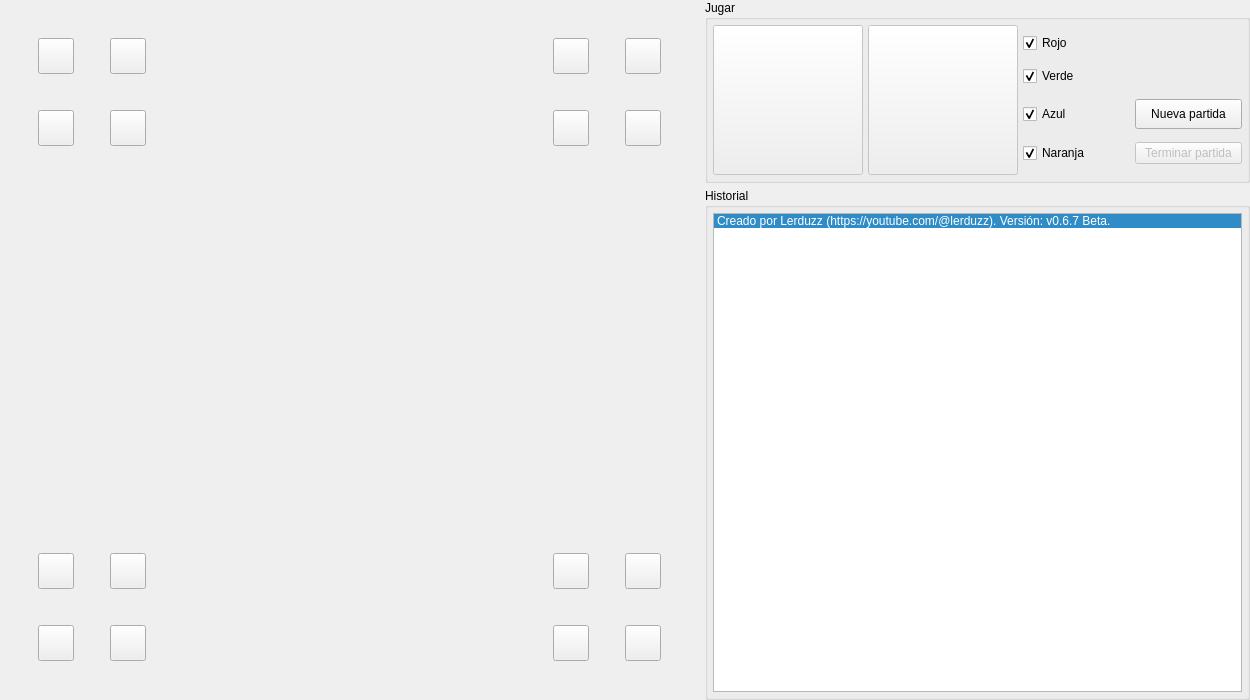
Qt form parchis.ui (Lerduzz/Lerchis) before a commit.
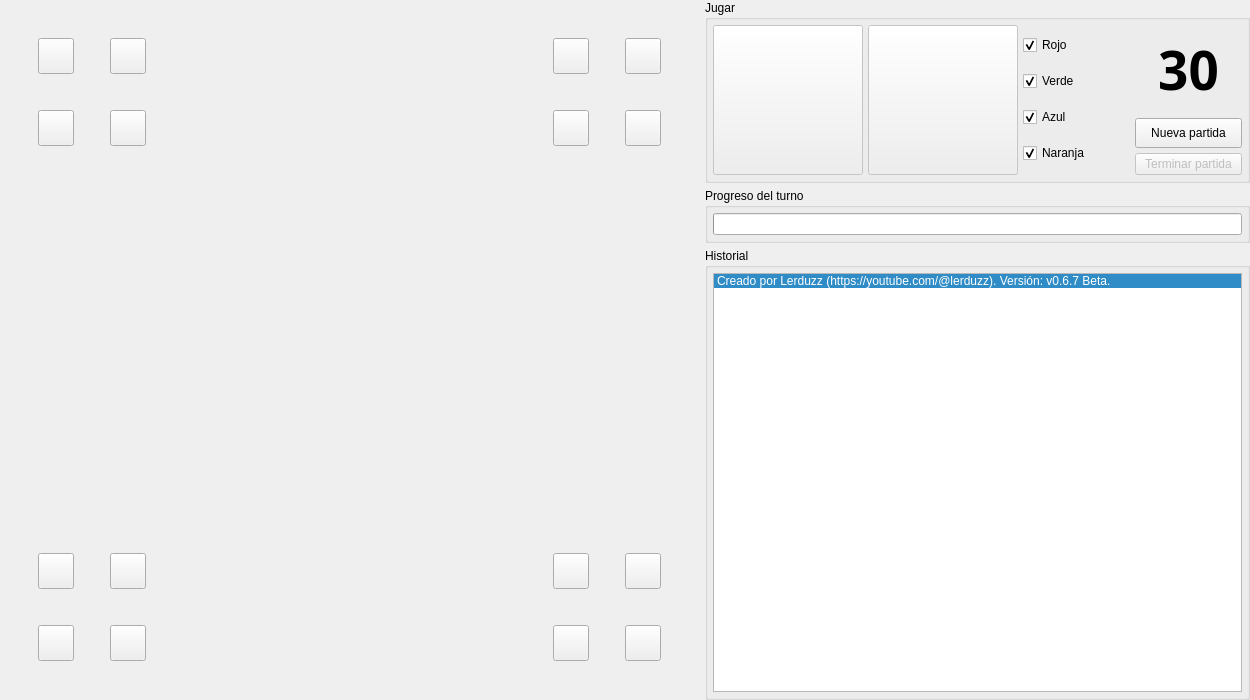
The same form after that commit. Icons and pictures are not drawn.

Commit message: Tiempo restante para los turnos.

The edit to the form file:
```diff
--- a/parchis.ui
+++ b/parchis.ui
@@ -430,7 +430,10 @@
          <property name="title">
           <string>Jugar</string>
          </property>
-         <layout class="QGridLayout" name="layoutJugar">
+         <layout class="QHBoxLayout" name="layoutJugar">
+          <property name="spacing">
+           <number>5</number>
+          </property>
           <property name="leftMargin">
            <number>5</number>
           </property>
@@ -443,10 +446,7 @@
           <property name="bottomMargin">
            <number>5</number>
           </property>
-          <property name="spacing">
-           <number>5</number>
-          </property>
-          <item row="0" column="0">
+          <item>
            <widget class="QToolButton" name="dado1">
             <property name="enabled">
              <bool>false</bool>
@@ -471,7 +471,7 @@
             </property>
            </widget>
           </item>
-          <item row="0" column="1">
+          <item>
            <widget class="QToolButton" name="dado2">
             <property name="enabled">
              <bool>false</bool>
@@ -496,9 +496,9 @@
             </property>
            </widget>
           </item>
-          <item row="0" column="2">
+          <item>
            <widget class="QWidget" name="cajaPartida" native="true">
-            <layout class="QGridLayout" name="layoutPartida">
+            <layout class="QVBoxLayout" name="layoutColores">
              <property name="leftMargin">
               <number>0</number>
              </property>
@@ -511,10 +511,7 @@
              <property name="bottomMargin">
               <number>0</number>
              </property>
-             <property name="spacing">
-              <number>5</number>
-             </property>
-             <item row="0" column="0">
+             <item>
               <widget class="QCheckBox" name="checkPlayer0">
                <property name="text">
                 <string>Rojo</string>
@@ -528,7 +525,88 @@
                </property>
               </widget>
              </item>
-             <item row="2" column="1">
+             <item>
+              <widget class="QCheckBox" name="checkPlayer1">
+               <property name="text">
+                <string>Verde</string>
+               </property>
+               <property name="icon">
+                <iconset resource="parchis.qrc">
+                 <normaloff>:/fichas/ficha1.png</normaloff>:/fichas/ficha1.png</iconset>
+               </property>
+               <property name="checked">
+                <bool>true</bool>
+               </property>
+              </widget>
+             </item>
+             <item>
+              <widget class="QCheckBox" name="checkPlayer2">
+               <property name="text">
+                <string>Azul</string>
+               </property>
+               <property name="icon">
+                <iconset resource="parchis.qrc">
+                 <normaloff>:/fichas/ficha2.png</normaloff>:/fichas/ficha2.png</iconset>
+               </property>
+               <property name="checked">
+                <bool>true</bool>
+               </property>
+              </widget>
+             </item>
+             <item>
+              <widget class="QCheckBox" name="checkPlayer3">
+               <property name="text">
+                <string>Naranja</string>
+               </property>
+               <property name="icon">
+                <iconset resource="parchis.qrc">
+                 <normaloff>:/fichas/ficha3.png</normaloff>:/fichas/ficha3.png</iconset>
+               </property>
+               <property name="checked">
+                <bool>true</bool>
+               </property>
+              </widget>
+             </item>
+            </layout>
+           </widget>
+          </item>
+          <item>
+           <widget class="QWidget" name="cajaBotones" native="true">
+            <layout class="QVBoxLayout" name="layoutBotones">
+             <property name="spacing">
+              <number>5</number>
+             </property>
+             <property name="leftMargin">
+              <number>0</number>
+             </property>
+             <property name="topMargin">
+              <number>0</number>
+             </property>
+             <property name="rightMargin">
+              <number>0</number>
+             </property>
+             <property name="bottomMargin">
+              <number>0</number>
+             </property>
+             <item>
+              <widget class="QLabel" name="lblTiempo">
+               <property name="font">
+                <font>
+                 <family>Mustardo</family>
+                 <pointsize>40</pointsize>
+                 <weight>75</weight>
+                 <bold>true</bold>
+                </font>
+               </property>
+               <property name="text">
+                <string>30</string>
+               </property>
+               <property name="alignment">
+                <set>Qt::AlignCenter</set>
+               </property>
+              </widget>
+             </item>
+             <item>
               <widget class="QPushButton" name="btnNuevaPartida">
                <property name="minimumSize">
                 <size>
@@ -541,49 +619,7 @@
                </property>
               </widget>
              </item>
-             <item row="3" column="0">
-              <widget class="QCheckBox" name="checkPlayer3">
-               <property name="text">
-                <string>Naranja</string>
-               </property>
-               <property name="icon">
-                <iconset resource="parchis.qrc">
-                 <normaloff>:/fichas/ficha3.png</normaloff>:/fichas/ficha3.png</iconset>
-               </property>
-               <property name="checked">
-                <bool>true</bool>
-               </property>
-              </widget>
-             </item>
-             <item row="1" column="0">
-              <widget class="QCheckBox" name="checkPlayer1">
-               <property name="text">
-                <string>Verde</string>
-               </property>
-               <property name="icon">
-                <iconset resource="parchis.qrc">
-                 <normaloff>:/fichas/ficha1.png</normaloff>:/fichas/ficha1.png</iconset>
-               </property>
-               <property name="checked">
-                <bool>true</bool>
-               </property>
-              </widget>
-             </item>
-             <item row="2" column="0">
-              <widget class="QCheckBox" name="checkPlayer2">
-               <property name="text">
-                <string>Azul</string>
-               </property>
-               <property name="icon">
-                <iconset resource="parchis.qrc">
-                 <normaloff>:/fichas/ficha2.png</normaloff>:/fichas/ficha2.png</iconset>
-               </property>
-               <property name="checked">
-                <bool>true</bool>
-               </property>
-              </widget>
-             </item>
-             <item row="3" column="1">
+             <item>
               <widget class="QPushButton" name="btnTerminarPartida">
                <property name="enabled">
                 <bool>false</bool>
@@ -599,12 +635,49 @@
          </layout>
         </widget>
        </item>
+       <item>
+        <widget class="QGroupBox" name="cajaTurno">
+         <property name="title">
+          <string>Progreso del turno</string>
+         </property>
+         <layout class="QHBoxLayout" name="layoutTurno">
+          <property name="spacing">
+           <number>0</number>
+          </property>
+          <property name="leftMargin">
+           <number>5</number>
+          </property>
+          <property name="topMargin">
+           <number>5</number>
+          </property>
+          <property name="rightMargin">
+           <number>5</number>
+          </property>
+          <property name="bottomMargin">
+           <number>5</number>
+          </property>
+          <item>
+           <widget class="QProgressBar" name="progressTiempo">
+            <property name="maximum">
+             <number>30</number>
+            </property>
+            <property name="textVisible">
+             <bool>false</bool>
+            </property>
+           </widget>
+          </item>
+         </layout>
+        </widget>
+       </item>
        <item>
         <widget class="QGroupBox" name="cajaHistorial">
          <property name="title">
           <string>Historial</string>
          </property>
-         <layout class="QGridLayout" name="layoutHistorial">
+         <layout class="QVBoxLayout" name="layoutHistorial">
+          <property name="spacing">
+           <number>5</number>
+          </property>
           <property name="leftMargin">
            <number>5</number>
           </property>
@@ -617,10 +690,7 @@
           <property name="bottomMargin">
            <number>5</number>
           </property>
-          <property name="spacing">
-           <number>5</number>
-          </property>
-          <item row="0" column="0">
+          <item>
            <widget class="QListWidget" name="listHistorial">
             <property name="currentRow">
              <number>0</number>
```
The commit also changes 2 other files.
